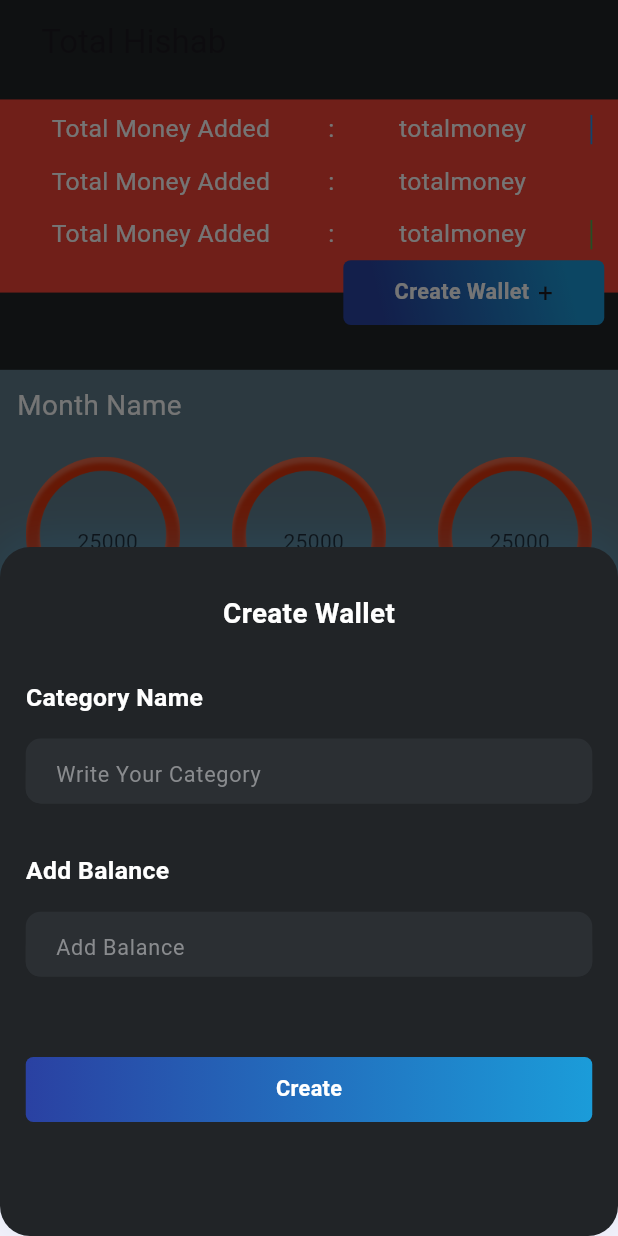
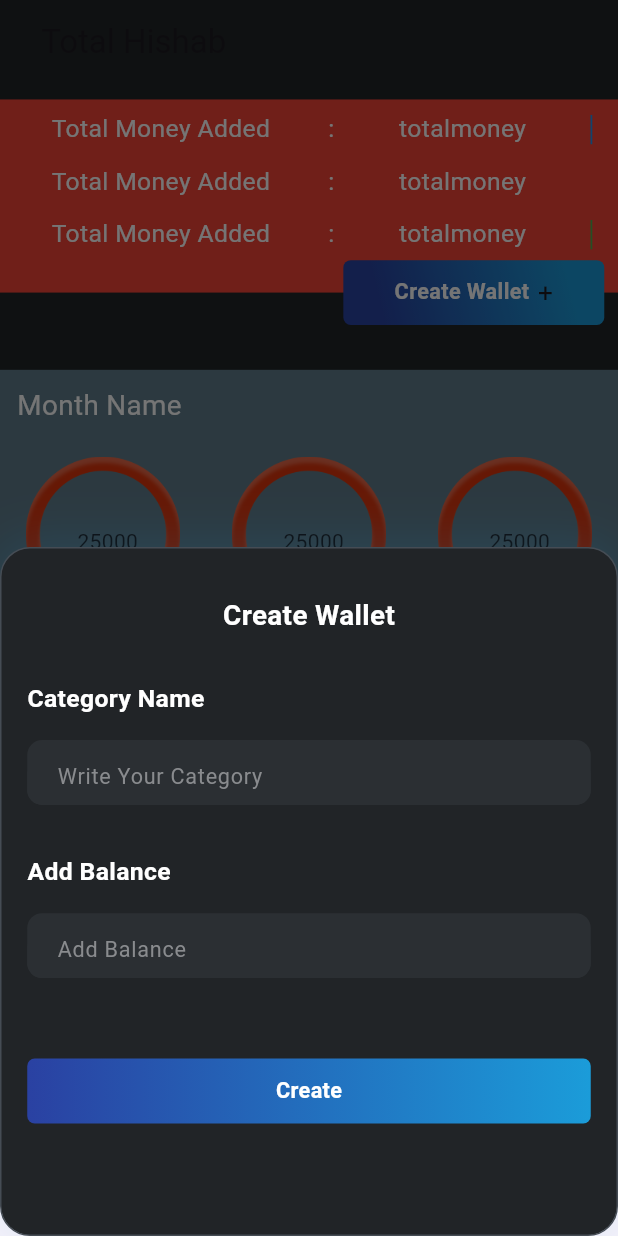
Before and after one commit to AAShayon01/hisab, a Flutter app: the Homepage screen opened directly, after a tap on "Create Wallet", on a phone screen of 412 x 824 dp. Run offline on Flutter 3.47's test engine with Material 3 defaults, Android fonts, the phone set to English and light mode, and no system bars; our stand-ins replace firebase_auth, firebase_core, flutter_screenutil, google_sign_in; accounts and stored records are empty.

Commit message:
need to work with homepage.dart ,

```diff
--- a/lib/view/widgets/createWallet.dart
+++ b/lib/view/widgets/createWallet.dart
@@ -17,12 +17,12 @@ class CreateWallet extends StatelessWidget {
       decoration: BoxDecoration(
         color: Color(0xFF212427),
         borderRadius: BorderRadius.circular(20),
-        // border: Border.only(
-        //   left: BorderSide(color: Color(0xFF454C54)),
-        //   top: BorderSide(width: 1, color: Color(0xFF454C54)),
-        //   right: BorderSide(color: Color(0xFF454C54)),
-        //   bottom: BorderSide(color: Color(0xFF454C54)),
-        // ),
+        border: Border(
+          left: BorderSide(color: Color(0xFF454C54)),
+          top: BorderSide(width: 1, color: Color(0xFF454C54)),
+          right: BorderSide(color: Color(0xFF454C54)),
+          bottom: BorderSide(color: Color(0xFF454C54)),
+        ),
         boxShadow: [
           BoxShadow(
             color: Color(0x261B98D6),
```
